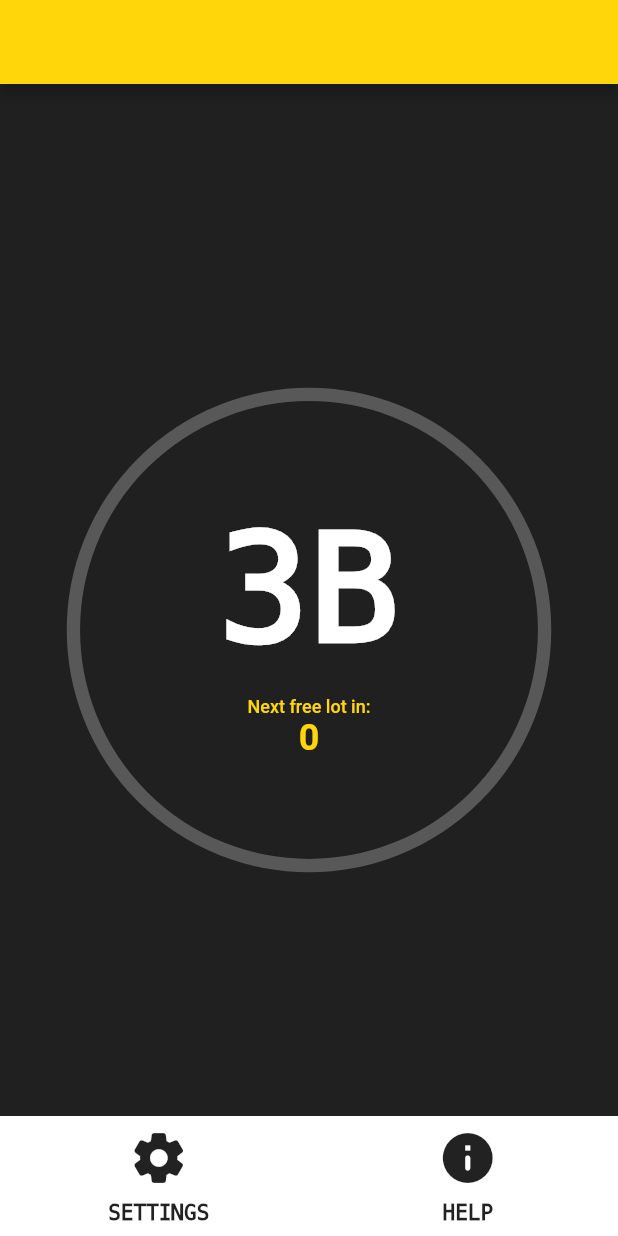
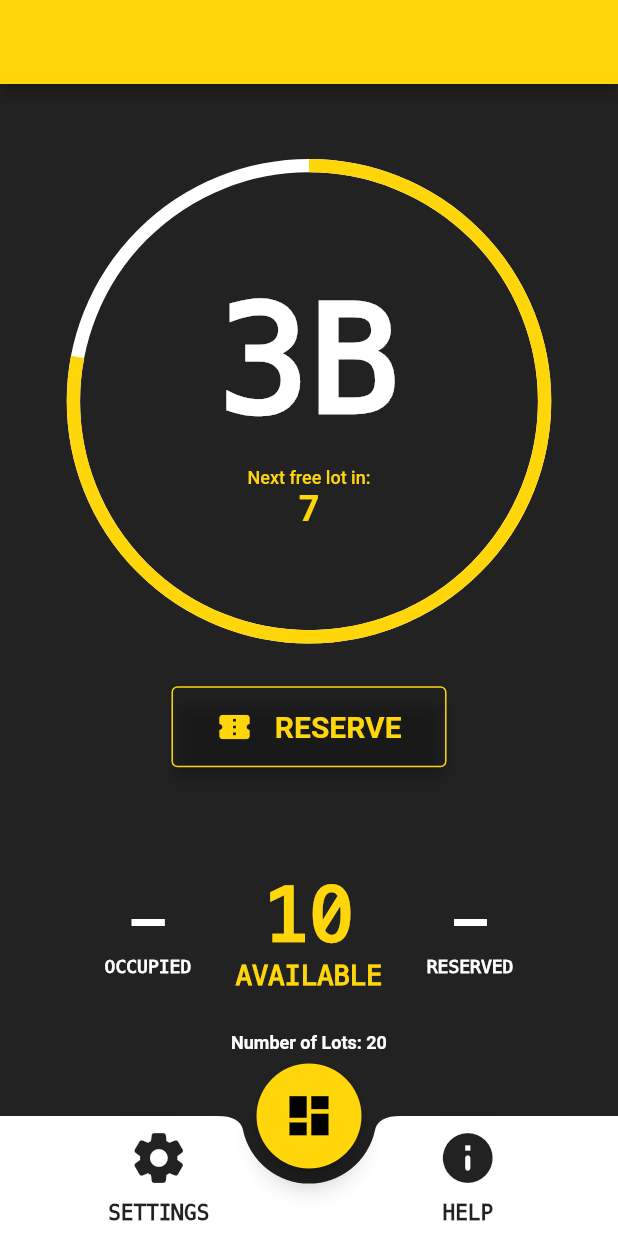
Before and after one commit to vjloable/parkingapp, a Flutter app: the screen it shows after launch, on a phone screen of 412 x 824 dp. Run offline on Flutter 3.47's test engine with Material 2 defaults, Android fonts, the phone set to English and light mode, and no system bars; drawn by our look-alikes of syncfusion_flutter_gauges; missing offline and left inert: mqtt_client; Roboto replaces fonts that are missing (Arial).

Commit message:
Stable Version

```diff
--- a/lib/main.dart
+++ b/lib/main.dart
@@ -54,10 +54,8 @@ class _MyHomePageState extends State<MyHomePage>
     with TickerProviderStateMixin {
   late AnimationController _controllerFast;
   late Animation _animationRadPB;
-  late AnimationController _controllerBG;
-  late Animation _animationBG;
 
-  bool _isConnected = false;
+  //bool _isConnected = false;
 
   @override
   void initState() {
@@ -65,39 +63,41 @@ class _MyHomePageState extends State<MyHomePage>
     _controllerFast =
         AnimationController(duration: const Duration(seconds: 10), vsync: this);
     _animationRadPB = Tween<double>(begin: 0, end: 100.0).animate(_controllerFast);
-    _controllerBG =
-        AnimationController(duration: const Duration(milliseconds: 500), vsync: this);
-    _animationBG = ColorTween(begin: const Color(0xFF202020), end: const Color(0xFF222222)).animate(_controllerBG);
-
+    /*
     _controllerBG.addListener(() {
       setState(() {});
     });
+    */
+
     _controllerFast.addListener(() {
       setState(() {});
     });
+
+    _controllerFast.repeat();
   }
 
   static bool _idleBool() {
     return false;
   }
+  /*
   void _connectBtn() {
     setState(() {
       _isConnected = !_isConnected;
       _isConnected ? _controllerFast.repeat() : _controllerFast.stop();
-      _controllerBG.forward();
     });
   }
+   */
 
   @override
   Widget build(BuildContext context) {
     return Scaffold(
-      backgroundColor: _animationBG.value,
+      backgroundColor: const Color(0xFF222222),
       appBar: AppBar(),
       body: Column(
         mainAxisAlignment: MainAxisAlignment.center,
         children: [
           Container(
-            padding: const EdgeInsets.fromLTRB(10, 60, 10, 20),
+            padding: const EdgeInsets.fromLTRB(10, 0, 10, 20),
             child: Center(
               child: SizedBox(
                   height: 340,
@@ -155,21 +155,23 @@ class _MyHomePageState extends State<MyHomePage>
                         showTicks: false,
                         startAngle: 270,
                         endAngle: 270,
-                        axisLineStyle: AxisLineStyle(
+                        axisLineStyle: const AxisLineStyle(
                           thickness: 0.055,
                           cornerStyle: CornerStyle.bothFlat,
-                          color: !_isConnected
-                              ? const Color(0xFF585858)
-                              : const Color(0xFFFFFFFF),
+                          color: //!_isConnected
+                          //    ? const Color(0xFF585858)
+                          //    :
+                          Color(0xFFFFFFFF),
                           thicknessUnit: GaugeSizeUnit.factor,
                         ),
                         pointers: <GaugePointer>[
                           RangePointer(
                             value: _animationRadPB.value,
                             width: 0.055,
-                            color: !_isConnected
-                                ? const Color(0xFFFFFFFF)
-                                : const Color(0xFFFFD60A),
+                            color:
+                                //? const Color(0xFFFFFFFF)
+                                //:
+                                const Color(0xFFFFD60A),
                             pointerOffset: 0,
                             cornerStyle: CornerStyle.bothFlat,
                             sizeUnit: GaugeSizeUnit.factor,
@@ -181,13 +183,11 @@ class _MyHomePageState extends State<MyHomePage>
               ),
             ),
           ),
-          _isConnected ? OutlinedButton(
+          OutlinedButton(
               style: ButtonStyle(
                 elevation: MaterialStateProperty.all<double>(5),
                 padding: MaterialStateProperty.all<EdgeInsets>(
                     const EdgeInsets.fromLTRB(30, 15, 30, 15)),
-                backgroundColor:
-                    MaterialStateProperty.all<Color>(_animationBG.value),
                 foregroundColor: MaterialStateProperty.all<Color>((_idleBool())
                     ? const Color(0x44FFD60A)
                     : const Color(0xFFFFD60A)),
@@ -205,8 +205,8 @@ class _MyHomePageState extends State<MyHomePage>
                         fontSize: 20,
                         fontWeight: FontWeight.bold,
                         fontFamily: 'Arial'))
-              ])):Container(),
-          _isConnected ? Container(
+              ])),
+          Container(
               margin: const EdgeInsets.fromLTRB(40, 70, 40, 0),
               child: Column(children: [
                 Row(
@@ -267,13 +267,13 @@ class _MyHomePageState extends State<MyHomePage>
                               fontFamily: 'Arial',
                               color: Color(0xFFFFFFFF)))
                     ])
-              ])):Container()
+              ]))
         ],
       ),
       bottomNavigationBar: BottomAppBar(
           elevation: 50,
           shape: const CircularNotchedRectangle(),
-          notchMargin: _isConnected ? 10 : 0,
+          notchMargin: 10,
           child: Row(
             children: [
               const Spacer(),
@@ -309,8 +309,8 @@ class _MyHomePageState extends State<MyHomePage>
             ],
           )),
       floatingActionButton: SizedBox(
-        height: _isConnected ? 70 : 0,
-        width: _isConnected ? 70 : 0,
+        height: 70,
+        width: 70,
         child: FloatingActionButton(
             onPressed: () {
               Navigator.push(
@@ -318,7 +318,7 @@ class _MyHomePageState extends State<MyHomePage>
                 MaterialPageRoute(builder: (context) => const ParkingSpace()),
               );
             },
-            child: _isConnected ? const Icon(Icons.dashboard, size: 35):Container()),
+            child: const Icon(Icons.dashboard, size: 35)),
       ),
       floatingActionButtonLocation: FloatingActionButtonLocation.centerDocked,
     );
@@ -327,7 +327,6 @@ class _MyHomePageState extends State<MyHomePage>
   @override
   void dispose() {
     _controllerFast.dispose();
-    _controllerBG.dispose();
     super.dispose();
   }
 }
```
